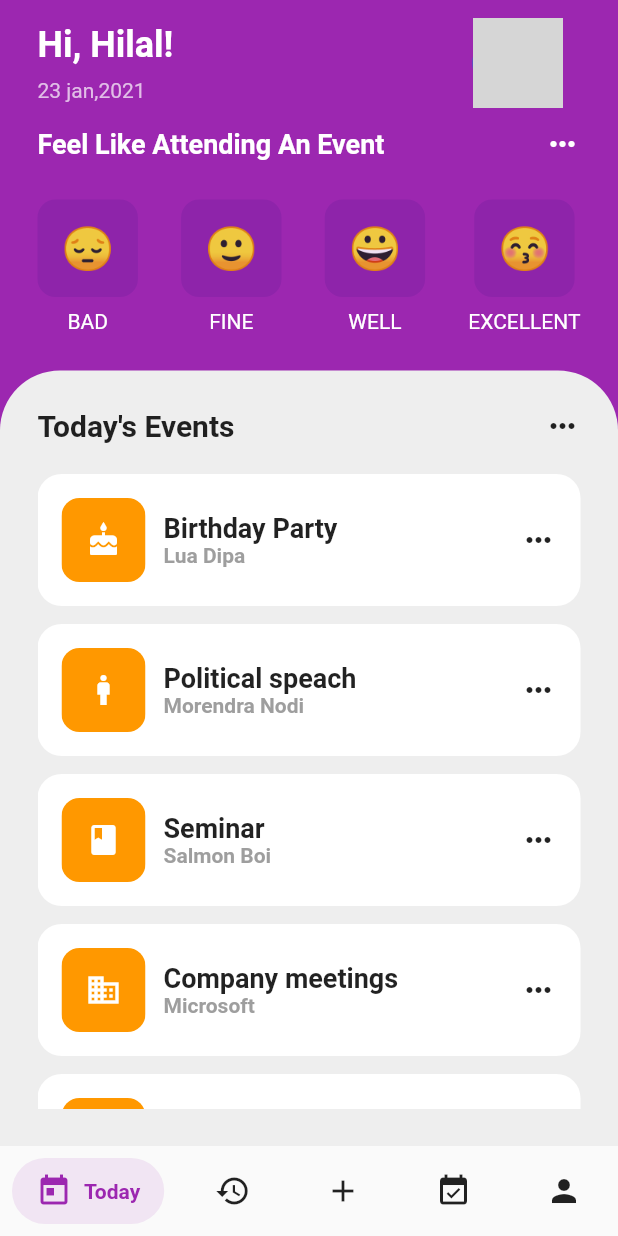
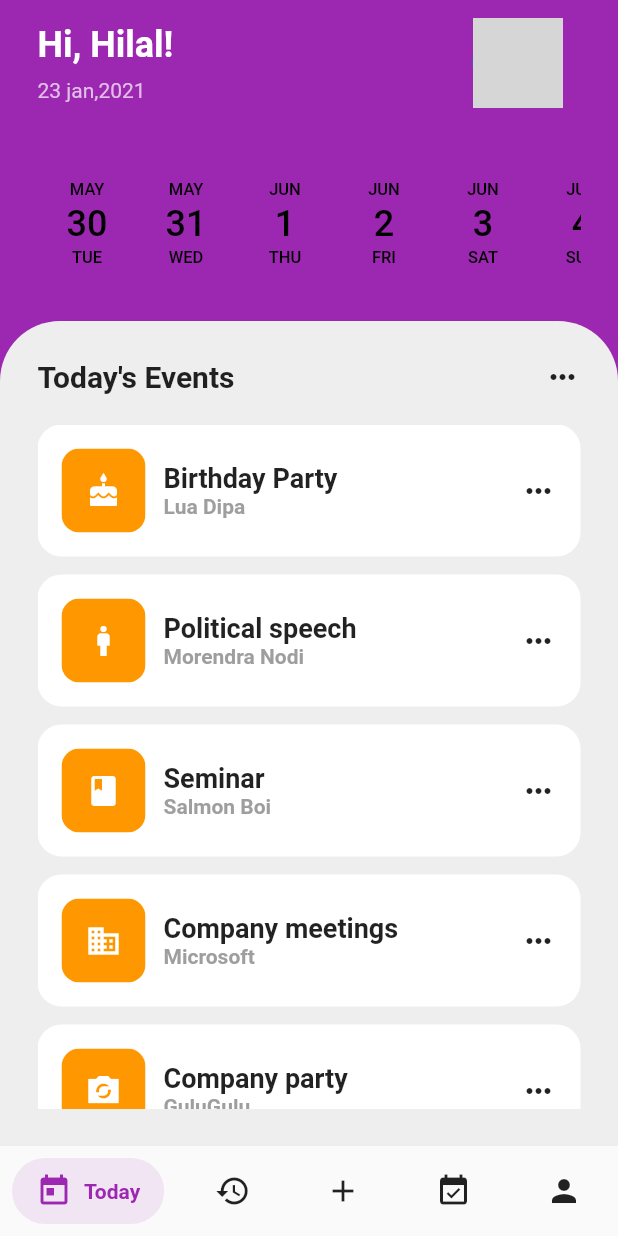
Before and after one commit to Broly01xd/EverLast3.0, a Flutter app: the screen it shows after launch, on a phone screen of 412 x 824 dp. Run offline on Flutter 3.47's test engine with Material 2 defaults, Android fonts, the phone set to English and light mode, and no system bars; drawn by our look-alikes of date_picker_timeline, salomon_bottom_bar; our stand-ins replace flutter_svg, google_fonts; missing offline and left inert: flutter_date_picker_timeline; network calls fail; grey boxes are pictures that could not be loaded.

Commit message:
30-5-2023 12:26 commit

```diff
--- a/lib/pages/home_page.dart
+++ b/lib/pages/home_page.dart
@@ -1,15 +1,12 @@
+import 'package:everlast/utils/bottom_nav.dart';
 import 'package:flutter/material.dart';
 import 'package:everlast/pages/add.dart';
 import 'package:everlast/pages/history_page.dart';
 import 'package:everlast/pages/profile_page.dart';
 import 'package:everlast/pages/today_page.dart';
 import 'package:everlast/pages/tom_page.dart';
-import 'package:salomon_bottom_bar/salomon_bottom_bar.dart';
 
 class HomePage extends StatefulWidget {
-  final int days = 30;
-  final String name = "";
-
   @override
   _HomePageState createState() => _HomePageState();
 }
@@ -17,13 +14,13 @@ class HomePage extends StatefulWidget {
 class _HomePageState extends State<HomePage> {
   var _currentIndex = 0;
   PageController _pageController = PageController(initialPage: 0);
+
   @override
   Widget build(BuildContext context) {
     return Scaffold(
-
       body: PageView(
         controller: _pageController,
-        onPageChanged: (newIndex){
+        onPageChanged: (newIndex) {
           setState(() {
             _currentIndex = newIndex;
           });
@@ -34,50 +31,17 @@ class _HomePageState extends State<HomePage> {
           AddPage(),
           TomPage(),
           ProfilePage(),
-
         ],
       ),
-      bottomNavigationBar: SalomonBottomBar(
+      bottomNavigationBar: BottomNavigationBarWidget(
         currentIndex: _currentIndex,
-        onTap: (index){
-          _pageController.animateToPage(index, duration: Duration(microseconds: 1000), curve: Curves.ease);
+        onTap: (index) {
+          _pageController.animateToPage(
+            index,
+            duration: Duration(milliseconds: 300),
+            curve: Curves.easeInOut,
+          );
         },
-        items: [
-          /// Home
-          SalomonBottomBarItem(
-            icon: Icon(Icons.today),
-            title: Text("Today"),
-            selectedColor: Colors.purple,
-          ),
-
-          /// Likes
-          SalomonBottomBarItem(
-            icon: Icon(Icons.history),
-            title: Text("History"),
-            selectedColor: Colors.pink,
-          ),
-
-          ///
-          SalomonBottomBarItem(
-            icon: Icon(Icons.add),
-            title: Text("Add"),
-            selectedColor: Colors.pink,
-          ),
-
-          /// Search
-          SalomonBottomBarItem(
-            icon: Icon(Icons.event_available),
-            title: Text("Events"),
-            selectedColor: Colors.orange,
-          ),
-
-          /// Profile
-          SalomonBottomBarItem(
-            icon: Icon(Icons.person),
-            title: Text("Profile"),
-            selectedColor: Colors.teal,
-          ),
-        ],
       ),
       drawer: Drawer(),
     );
--- a/lib/pages/profile_page.dart
+++ b/lib/pages/profile_page.dart
@@ -1,7 +1,8 @@
 import 'package:everlast/pages/components/profile_menu.dart';
 import 'package:everlast/pages/components/profile_pic.dart';
+
 import 'package:flutter/material.dart';
-import 'package:flutter_svg/flutter_svg.dart';
+
 
 class ProfilePage extends StatelessWidget {
   @override
--- a/lib/pages/today_page.dart
+++ b/lib/pages/today_page.dart
@@ -1,7 +1,9 @@
-import 'package:everlast/utils/emote_cons.dart';
+import 'package:everlast/pages/profile_page.dart';
 import 'package:everlast/utils/today_events_tile.dart';
 import 'package:flutter/material.dart';
-import 'package:pull_down_button/pull_down_button.dart';
+import 'package:flutter_date_picker_timeline/flutter_date_picker_timeline.dart';
+import 'package:date_picker_timeline/date_picker_timeline.dart';
+
 
 class TodayPage extends StatelessWidget {
   @override
@@ -11,7 +13,7 @@ class TodayPage extends StatelessWidget {
       body: SafeArea(
         child: Column(
           children: [
-          //greetings row
+            // Greetings row
             Padding(
               padding: const EdgeInsets.symmetric(horizontal: 25.0),
               child: Column(
@@ -22,7 +24,7 @@ class TodayPage extends StatelessWidget {
                       Column(
                         crossAxisAlignment: CrossAxisAlignment.start,
                         children: [
-                        //hi ----user
+                          // Hi ----user
                           Text(
                             'Hi, Hilal!',
                             style: TextStyle(
@@ -40,103 +42,40 @@ class TodayPage extends StatelessWidget {
                           ),
                         ],
                       ),
-                    //Notification
+                      // Notification
                       Container(
-                      // decoration: BoxDecoration(
-                      //   color: Colors.blue[600],
-                      //   borderRadius: BorderRadius.circular(12),
-                      // ),
                         padding: EdgeInsets.all(12),
+                        child: GestureDetector(
+                          onTap: () {
+                            // Navigate to the profile page
+                            // You can use a navigation library like Navigator to navigate to the desired page
+                            // For example:
+                            Navigator.push(
+                              context,
+                              MaterialPageRoute(
+                                builder: (context) => ProfilePage(),
+                              ),
+                            );
+                          },
                           child: CircleAvatar(
                             backgroundImage: NetworkImage(
-                            "https://i.ibb.co/bvHR444/IMG-2925.jpg"),
+                              "https://i.ibb.co/bvHR444/IMG-2925.jpg",
+                            ),
                             radius: 30,
                           ),
                         ),
-                  ],
                       ),
-                Row(
-                  mainAxisAlignment: MainAxisAlignment.spaceBetween,
-                  children: [
-                    Text(
-                      'Feel Like Attending An Event',
-                      style: TextStyle(
-                        color: Colors.white,
-                        fontSize: 18,
-                        fontWeight: FontWeight.bold,
-                      ),
-                    ),
-                    Icon(
-                      Icons.more_horiz,
-                      color: Colors.white,
-                    )
                     ],
                   ),
                   SizedBox(
                     height: 25,
                   ),
-                //--->'emotes modes'
-                Row(
-                  mainAxisAlignment: MainAxisAlignment.spaceBetween,
-                  children: [
-                    Column(
-                      children: [
-                        EmoticonFace(
-                          emoticonFace: '😔',
-
-                        ),
-                        SizedBox(
-                          height: 8,
-                        ),
-                        Text(
-                          'BAD',
-                          style: TextStyle(color: Colors.white),
-                        )
-                      ],
-                    ),
-                    Column(
-                      children: [
-                        EmoticonFace(
-                          emoticonFace: '🙂',
-                        ),
-                        SizedBox(
-                          height: 8,
-                        ),
-                        Text(
-                          'FINE',
-                          style: TextStyle(color: Colors.white),
-                        )
-                      ],
-                    ),
-                    Column(
-                      children: [
-                        EmoticonFace(
-                          emoticonFace: '😀',
-                        ),
-                        SizedBox(
-                          height: 8,
-                        ),
-                        Text(
-                          'WELL',
-                          style: TextStyle(color: Colors.white),
-                        )
-                      ],
-                    ),
-                    Column(
-                      children: [
-                        EmoticonFace(
-                          emoticonFace: '😚',
-                        ),
-                        SizedBox(
-                          height: 8,
-                        ),
-                        Text(
-                          'EXCELLENT',
-                          style: TextStyle(color: Colors.white),
-                        )
-                      ],
-                    )
-                  ],
+                  // Calendar
+                  DatePicker(
+                    DateTime.now(),
+                    onDateChange: (date) {
+                      // Handle date selection
+                    },
                   ),
                 ],
               ),
@@ -144,10 +83,9 @@ class TodayPage extends StatelessWidget {
             SizedBox(
               height: 25,
             ),
+            // Today events begin
             Expanded(
-
               child: Container(
-
                 decoration: BoxDecoration(
                   color: Colors.grey[200],
                   borderRadius: BorderRadius.only(
@@ -156,26 +94,27 @@ class TodayPage extends StatelessWidget {
                   ),
                 ),
                 padding: EdgeInsets.all(25),
-
                 child: Center(
                   child: Column(
                     children: [
-                    //events heading
+                      // Events heading
                       Row(
                         mainAxisAlignment: MainAxisAlignment.spaceBetween,
                         children: [
                           Text(
                             "Today's Events",
                             style: TextStyle(
-                              fontWeight: FontWeight.bold, fontSize: 20),
+                              fontWeight: FontWeight.bold,
+                              fontSize: 20,
                             ),
-                        Icon(Icons.more_horiz,),
+                          ),
+                          Icon(Icons.more_horiz),
                         ],
                       ),
                       SizedBox(
                         height: 20,
                       ),
-                    //list view of events
+                      // List view of events
                       Expanded(
                         child: ListView(
                           children: [
@@ -186,7 +125,7 @@ class TodayPage extends StatelessWidget {
                             ),
                             EventsTile(
                               icon: Icons.man,
-                            eventName: 'Political speach',
+                              eventName: 'Political speech',
                               eventWho: 'Morendra Nodi',
                             ),
                             EventsTile(
@@ -199,7 +138,6 @@ class TodayPage extends StatelessWidget {
                               eventName: 'Company meetings',
                               eventWho: 'Microsoft',
                             ),
-
                             EventsTile(
                               icon: Icons.party_mode_sharp,
                               eventName: 'Company party',
@@ -207,14 +145,15 @@ class TodayPage extends StatelessWidget {
                             ),
                           ],
                         ),
-                    )
+                      ),
                     ],
                   ),
                 ),
               ),
-          )
+            ),
           ],
-      )),
+        ),
+      ),
     );
   }
 }
--- /dev/null
+++ b/lib/utils/bottom_nav.dart
@@ -0,0 +1,47 @@
+import 'package:flutter/material.dart';
+import 'package:salomon_bottom_bar/salomon_bottom_bar.dart';
+
+class BottomNavigationBarWidget extends StatelessWidget {
+  final int currentIndex;
+  final Function(int) onTap;
+
+  const BottomNavigationBarWidget({
+    required this.currentIndex,
+    required this.onTap,
+  });
+
+  @override
+  Widget build(BuildContext context) {
+    return SalomonBottomBar(
+      currentIndex: currentIndex,
+      onTap: onTap,
+      items: [
+        SalomonBottomBarItem(
+          icon: Icon(Icons.today),
+          title: Text("Today"),
+          selectedColor: Colors.purple,
+        ),
+        SalomonBottomBarItem(
+          icon: Icon(Icons.history),
+          title: Text("History"),
+          selectedColor: Colors.pink,
+        ),
+        SalomonBottomBarItem(
+          icon: Icon(Icons.add),
+          title: Text("Add"),
+          selectedColor: Colors.pink,
+        ),
+        SalomonBottomBarItem(
+          icon: Icon(Icons.event_available),
+          title: Text("Events"),
+          selectedColor: Colors.orange,
+        ),
+        SalomonBottomBarItem(
+          icon: Icon(Icons.person),
+          title: Text("Profile"),
+          selectedColor: Colors.teal,
+        ),
+      ],
+    );
+  }
+}
--- a/lib/utils/today_events_tile.dart
+++ b/lib/utils/today_events_tile.dart
@@ -1,15 +1,16 @@
 import 'package:flutter/material.dart';
 
 class EventsTile extends StatelessWidget {
-  final icon;
+  final IconData icon;
   final String eventName;
   final String eventWho;
-  const EventsTile(
-      {Key? key,
-      required this.icon,
-      required this.eventName,
-      required this.eventWho})
-      : super(key: key);
+
+  const EventsTile({
+    Key? key,
+    required this.icon,
+    required this.eventName,
+    required this.eventWho,
+  }) : super(key: key);
 
   @override
   Widget build(BuildContext context) {
@@ -18,7 +19,9 @@ class EventsTile extends StatelessWidget {
       child: Container(
         padding: EdgeInsets.all(16),
         decoration: BoxDecoration(
-            color: Colors.white, borderRadius: BorderRadius.circular(16)),
+          color: Colors.white,
+          borderRadius: BorderRadius.circular(16),
+        ),
         child: Row(
           mainAxisAlignment: MainAxisAlignment.spaceBetween,
           children: [
@@ -35,34 +38,81 @@ class EventsTile extends StatelessWidget {
                     color: Colors.orange,
                   ),
                 ),
-                SizedBox(
-                  width: 12,
-                ),
+                SizedBox(width: 12),
                 Column(
                   crossAxisAlignment: CrossAxisAlignment.start,
                   children: [
-                    //title
                     Text(
                       eventName,
-                      style:
-                          TextStyle(fontWeight: FontWeight.bold, fontSize: 18),
+                      style: TextStyle(
+                        fontWeight: FontWeight.bold,
+                        fontSize: 18,
+                      ),
                     ),
-                    //subtitle
                     Text(
                       eventWho,
                       style: TextStyle(
-                          fontWeight: FontWeight.bold,
-                          fontSize: 14,
-                          color: Colors.grey),
+                        fontWeight: FontWeight.bold,
+                        fontSize: 14,
+                        color: Colors.grey,
+                      ),
                     ),
                   ],
                 ),
               ],
             ),
-            Icon(Icons.more_horiz),
+            PopupMenuButton<String>(
+              itemBuilder: (context) {
+                return [
+                  PopupMenuItem<String>(
+                    value: 'delete',
+                    child: Text('Delete'),
+                  ),
+                  PopupMenuItem<String>(
+                    value: 'update',
+                    child: Text('Update'),
+                  ),
+                ];
+              },
+              onSelected: (value) {
+                if (value == 'delete') {
+                  _showDeleteConfirmationDialog(context);
+                } else if (value == 'update') {
+                  // Perform update operation
+                }
+              },
+              child: Icon(Icons.more_horiz),
+            ),
           ],
         ),
       ),
     );
   }
+
+  void _showDeleteConfirmationDialog(BuildContext context) {
+    showDialog(
+      context: context,
+      builder: (BuildContext context) {
+        return AlertDialog(
+          title: Text('Confirm Delete'),
+          content: Text('Are you sure you want to delete this item?'),
+          actions: [
+            TextButton(
+              onPressed: () {
+                // Perform delete operation
+                Navigator.of(context).pop();
+              },
+              child: Text('Delete'),
+            ),
+            TextButton(
+              onPressed: () {
+                Navigator.of(context).pop();
+              },
+              child: Text('Cancel'),
+            ),
+          ],
+        );
+      },
+    );
+  }
 }
--- a/pubspec.yaml
+++ b/pubspec.yaml
@@ -34,6 +34,10 @@ dependencies:
   pull_down_button: ^0.9.1
   line_awesome_flutter: ^2.0.0
   flutter_svg: ^2.0.5
+  custom_pop_up_menu: ^1.2.4
+  flutter_date_pickers: ^0.4.2
+  flutter_date_picker_timeline: ^0.3.3
+  date_picker_timeline: ^1.2.3
   flutter:
     sdk: flutter
 
```
Also changed, not shown: pubspec.lock. Lines whose indentation alone changed are shown as unchanged.
